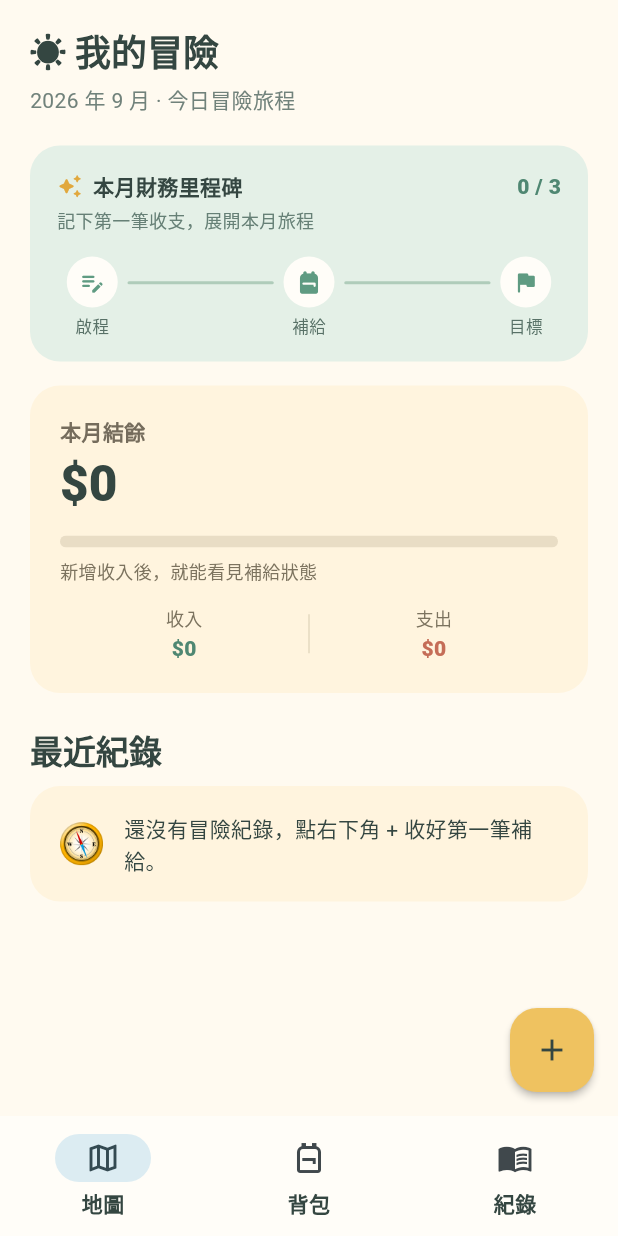
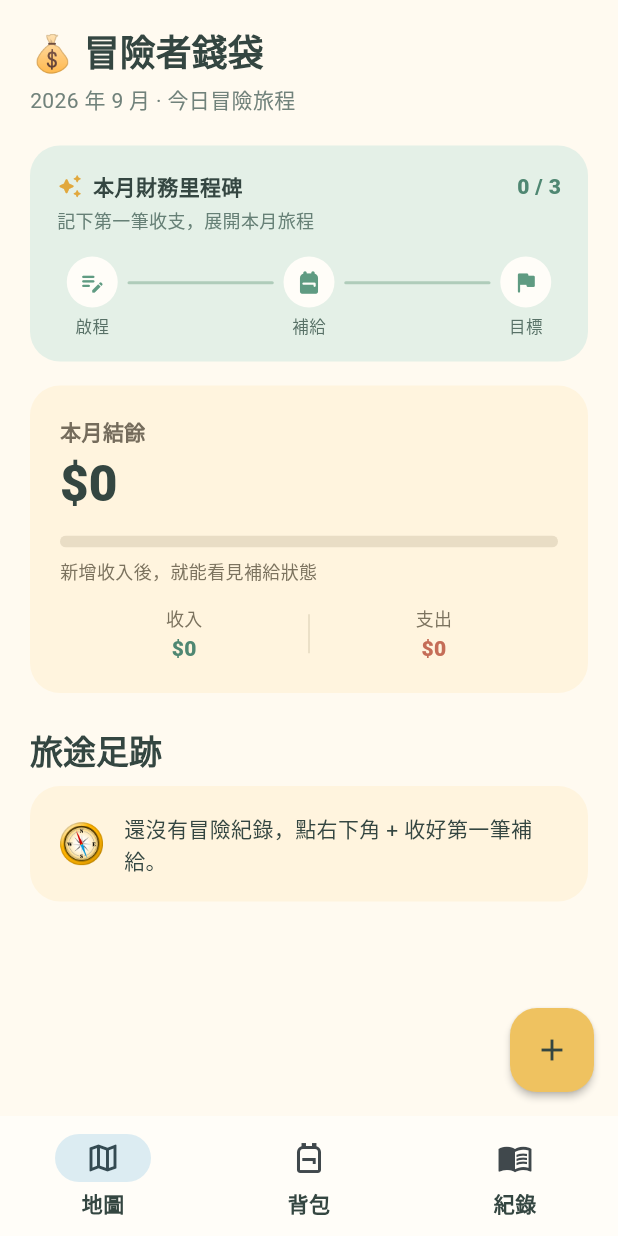
Before and after one commit to fuling0519/adventure-account-book, a Flutter app: the screen it shows after launch, on a phone screen of 412 x 824 dp. Run offline on Flutter 3.47's test engine with Material 3 defaults, Android fonts, the phone set to English and light mode, and no system bars; our stand-ins replace flutter_riverpod, sqflite; accounts and stored records are empty.

Commit message:
style: update map screen titles to adventurer theme

```diff
--- a/lib/screens/map/map_screen.dart
+++ b/lib/screens/map/map_screen.dart
@@ -33,7 +33,7 @@ class MapScreen extends ConsumerWidget {
             padding: const EdgeInsets.fromLTRB(20, 18, 20, 28),
             sliver: SliverList(
               delegate: SliverChildListDelegate.fixed([
-                Text('☀️ 我的冒險', style: Theme.of(context).textTheme.headlineSmall),
+                Text('💰 冒險者錢袋', style: Theme.of(context).textTheme.headlineSmall),
                 const SizedBox(height: 4),
                 Text('${now.year} 年 ${now.month} 月 · 今日冒險旅程',
                     style: Theme.of(context).textTheme.bodyMedium?.copyWith(color: const Color(0xFF71827B))),
@@ -43,7 +43,7 @@ class MapScreen extends ConsumerWidget {
                 _BalanceCard(stats: stats),
                 const SizedBox(height: 24),
                 Row(mainAxisAlignment: MainAxisAlignment.spaceBetween, children: [
-                  Text('最近紀錄', style: Theme.of(context).textTheme.titleLarge),
+                  Text('旅途足跡', style: Theme.of(context).textTheme.titleLarge),
                   if (recent.isNotEmpty)
                     Text('最新 3 筆', style: Theme.of(context).textTheme.bodySmall?.copyWith(color: const Color(0xFF71827B))),
                 ]),
```
